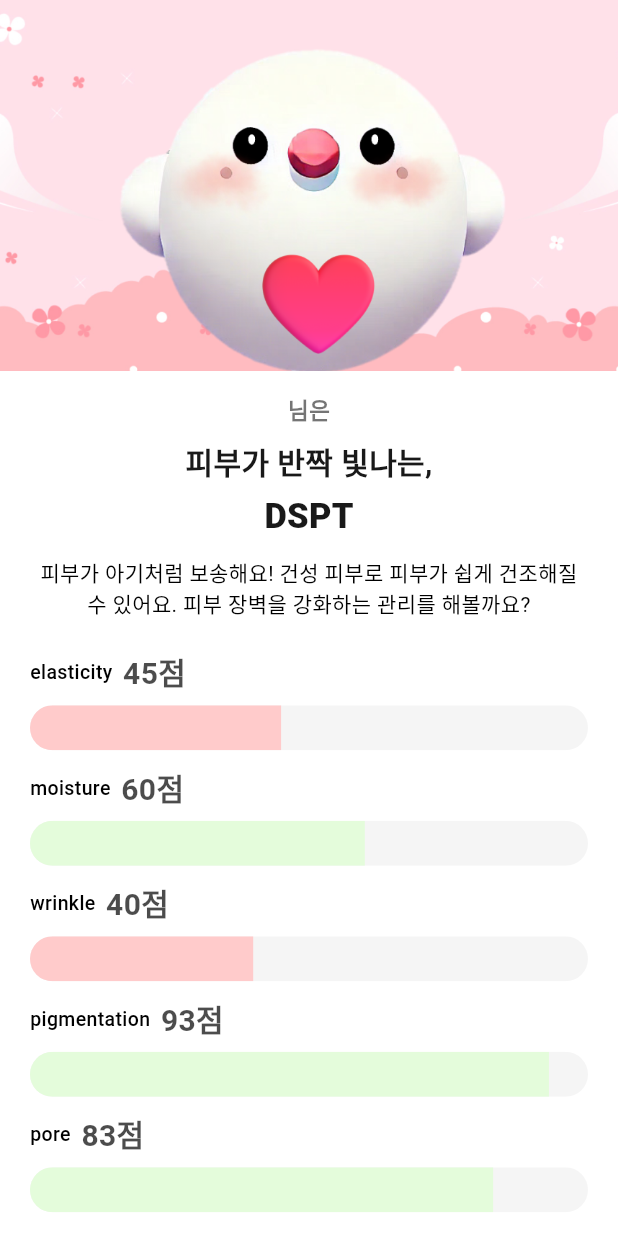
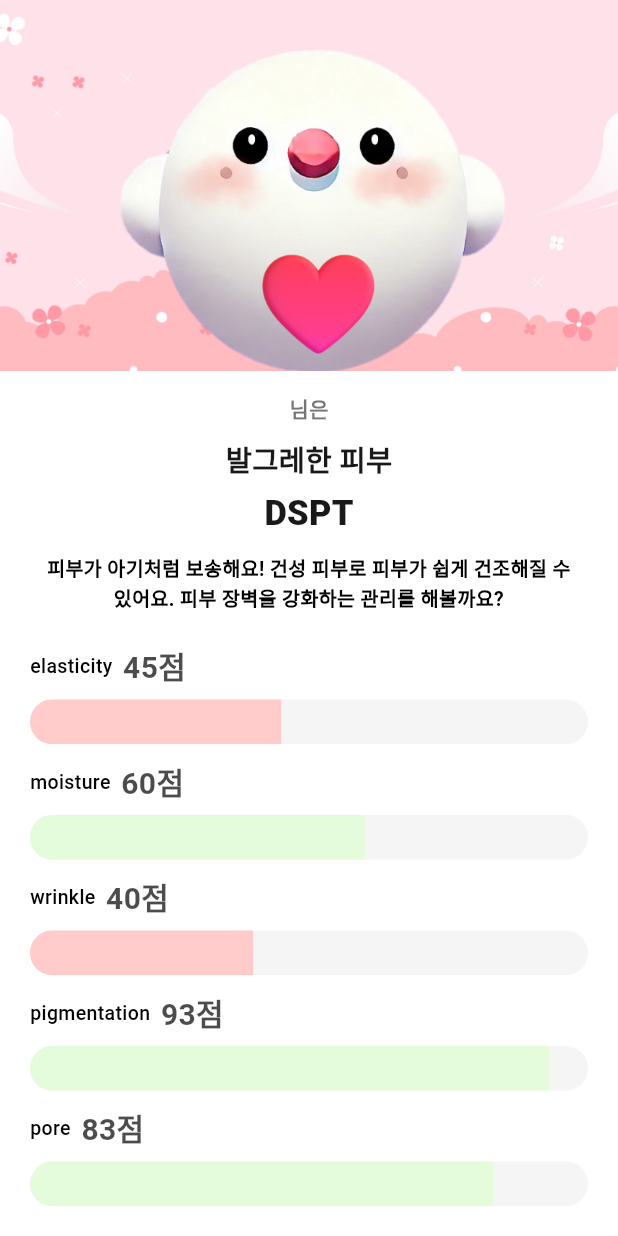
Before and after one commit to SkinCare-Peace/frontend, a Flutter app: the BSTI screen opened directly with empty values, on a phone screen of 412 x 824 dp. Run offline on Flutter 3.47's test engine with Material 3 defaults, Android fonts, the phone set to English and light mode, and no system bars; our stand-ins replace camera, fl_chart, table_calendar; missing offline and left inert: google_mlkit_face_detection.

```diff
--- a/frontend/lib/Constants/bsti_bbi_image.dart
+++ b/frontend/lib/Constants/bsti_bbi_image.dart
@@ -35,4 +35,22 @@ static String bstiDescription(String bsti) {
       return "피부가 달걀처럼 매끈하시네요! 지성 피부로 주로 넓은 모공과 번들거림이 특징이에요. 피지 조절과 보습에 신경을 써볼까요?";
     }
   }
+
+static String bstiMent(String bsti) {
+    if (bsti == "ORPT" || bsti == "ORNT" || bsti == "OSPT" || bsti == "OSNT") {
+      return "피부가 반짝 빛나는";
+    } else if (bsti == "DRNT" ||
+        bsti == "DRNW" ||
+        bsti == "DSNT" ||
+        bsti == "DSNW") {
+      return "도화지 피부";
+    } else if (bsti == "DRPT" ||
+        bsti == "DRPW" ||
+        bsti == "DSPT" ||
+        bsti == "DSPW") {
+      return "발그레한 피부";
+    } else {
+      return "달걀같은 피부";
+    }
+  }
 }
--- a/frontend/lib/face_detection/face_result.dart
+++ b/frontend/lib/face_detection/face_result.dart
@@ -19,7 +19,7 @@ class _BSTIState extends State<BSTI> {
   final int criterion = 50; // 점수 기준
   Map<String, int> skinData = {}; // 정규화된 데이터를 저장할 곳
   final String user_bsti = "DSPT";
-  final String bsti_detail = "피부가 반짝 빛나는";
+
 
 
   // 예제 데이터를 정규화해서 UI 업데이트
@@ -65,16 +65,16 @@ class _BSTIState extends State<BSTI> {
               Text(
                 "${utf8.decode(widget.userData.name.runes.toList())}님은",
                 style: const TextStyle(
-                  fontSize: 15,
+                  fontSize: 14,
                   fontWeight: FontWeight.w600,
                   color: Colors.black54,
                 ),
               ),
               const SizedBox(height: 10),
               Text(
-                "$bsti_detail,",
+                BBISTI.bstiMent(user_bsti),
                 style: const TextStyle(
-                  fontSize: 20,
+                  fontSize: 19,
                   fontWeight: FontWeight.w700,
                   color: Color.fromARGB(230, 0, 0, 0),
                 ),
@@ -90,11 +90,11 @@ class _BSTIState extends State<BSTI> {
               ),
               const SizedBox(height: 10),
               Padding(
-                padding: const EdgeInsets.symmetric(horizontal: 20),
+                padding: const EdgeInsets.symmetric(horizontal: 30),
                 child: ContentText(
                   text: BBISTI.bstiDescription(user_bsti), // BSTI 설명
-                  fontSize: 14,
-                  fontWeight: FontWeight.w400,
+                  fontSize: 13,
+                  fontWeight: FontWeight.w600,
                 ),
               ),
               const SizedBox(height: 15),
```
Also changed, not shown: frontend/lib/addProduct/add_byName.dart (+40 -8 lines), 1 other file.
